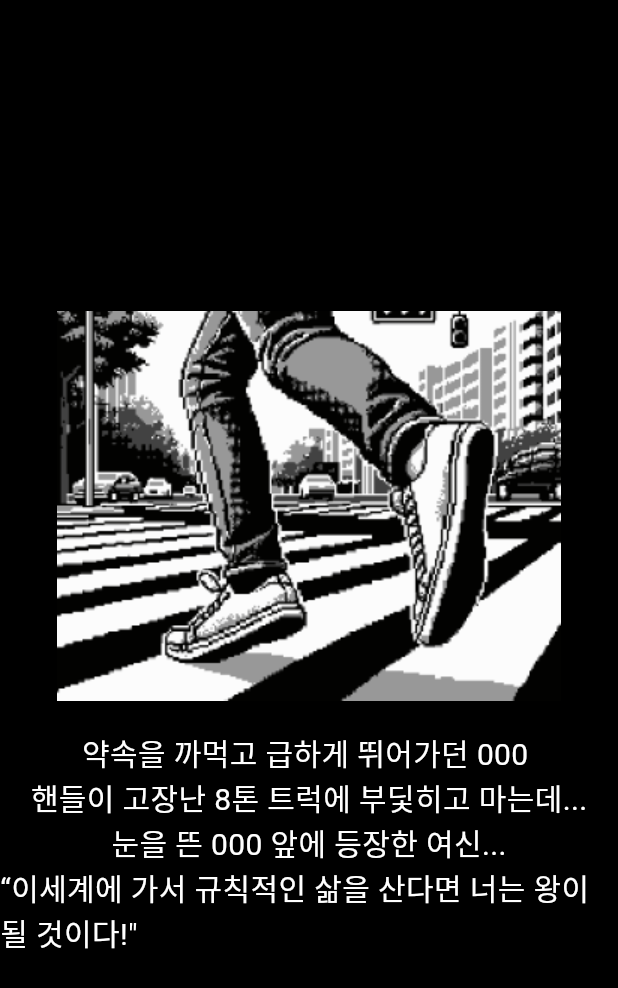
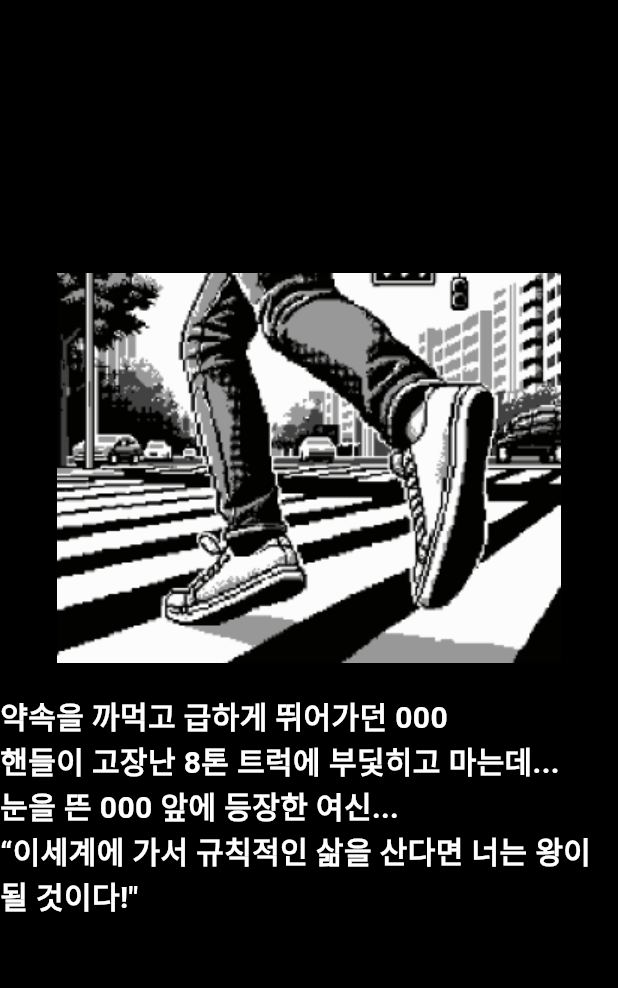
Before and after one commit to lojo0307/KingMaker, a Flutter app: the StoryPage screen opened directly, on a phone screen of 412 x 824 dp. Shown: the top 988 px of the screen. Run offline on Flutter 3.47's test engine with Material 2 defaults, Android fonts, the phone set to English and light mode, and no system bars; drawn by our look-alikes of animated_text_kit, auto_size_text; our stand-ins replace persistent_bottom_nav_bar, social_login_buttons.

Commit message:
:zap: feat: 스토리페이지타이핑효과발견

```diff
--- a/frontend/kingmaker/lib/page/story_page.dart
+++ b/frontend/kingmaker/lib/page/story_page.dart
@@ -1,6 +1,7 @@
 import 'dart:async';
 import 'package:flutter/material.dart';
 import 'package:auto_size_text/auto_size_text.dart';
+import 'package:animated_text_kit/animated_text_kit.dart';
 
 class StoryPage extends StatelessWidget {
   const StoryPage({super.key});
@@ -18,37 +19,26 @@ class StoryPage extends StatelessWidget {
         mainAxisAlignment: MainAxisAlignment.center,
         children: <Widget>[
           Image(image: AssetImage(img), height: 300),
-          AutoSizeText(
-            storyList[0],
-            style: const TextStyle(
-              fontSize: 20,
-              color: Colors.white,
+          SizedBox(
+            height: 200,
+            child: AnimatedTextKit(
+              animatedTexts: [
+                TypewriterAnimatedText(
+                  '약속을 까먹고 급하게 뛰어가던 000\n핸들이 고장난 8톤 트럭에 부딫히고 마는데...\n눈을 뜬 000 앞에 등장한 여신...\n“이세계에 가서 규칙적인 삶을 산다면 너는 왕이 될 것이다!"',
+                  textStyle: const TextStyle(
+                    fontSize: 20,
+                    fontWeight: FontWeight.bold,
+                    color: Colors.white,
+                  ),
+                  speed: const Duration(milliseconds: 150),
+                ),
+              ],
+              repeatForever: false,
+              isRepeatingAnimation: false,
+              pause: const Duration(),
+              displayFullTextOnTap: true,
+              stopPauseOnTap: false,
             ),
-            maxLines: 1,
-          ),
-          AutoSizeText(
-            storyList[1],
-            style: const TextStyle(
-              fontSize: 20,
-              color: Colors.white,
-            ),
-            maxLines: 2,
-          ),
-          AutoSizeText(
-            storyList[2],
-            style: const TextStyle(
-              fontSize: 20,
-              color: Colors.white,
-            ),
-            maxLines: 2,
-          ),
-          AutoSizeText(
-            storyList[3],
-            style: const TextStyle(
-              fontSize: 20,
-              color: Colors.white,
-            ),
-            maxLines: 2,
           ),
         ],
       ),
--- a/frontend/kingmaker/pubspec.yaml
+++ b/frontend/kingmaker/pubspec.yaml
@@ -39,6 +39,7 @@ dependencies:
   google_fonts: ^6.1.0
   social_login_buttons: ^1.0.7
   auto_size_text: ^3.0.0
+  animated_text_kit: ^4.2.1
 
 dev_dependencies:
   flutter_test:
```
Also changed, not shown: frontend/kingmaker/pubspec.lock.
